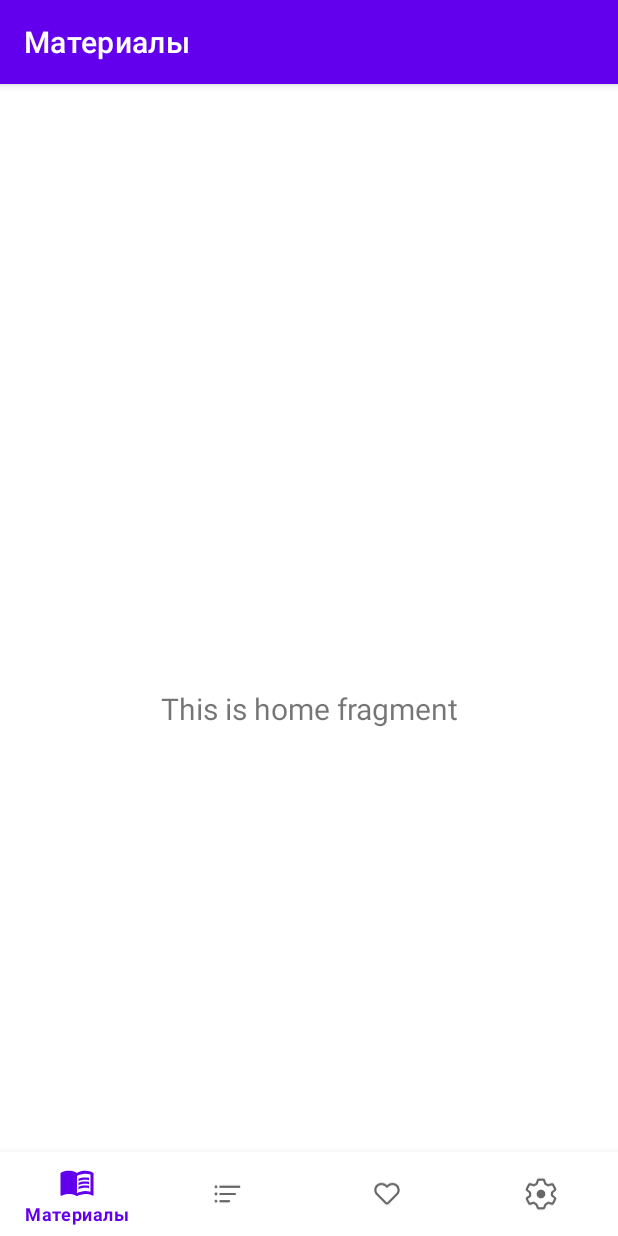
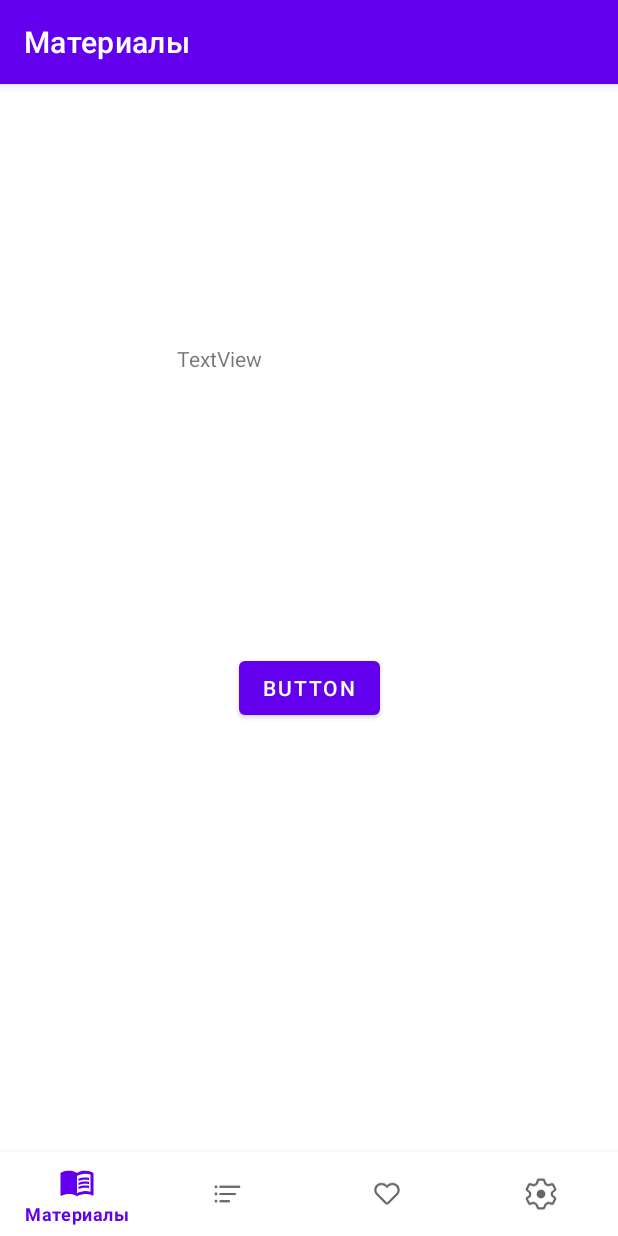
Before and after one commit to qumeb/engexam, an Android app: the screen it shows after launch (MainActivity), on a phone screen of 412 x 824 dp. Run offline under Robolectric (Android 15) with nearby library versions, the phone set to English and light mode, and no system bars; our stand-ins replace navigation-ui.

Commit message:
add HttpHandler

```diff
--- a/app/build.gradle.kts
+++ b/app/build.gradle.kts
@@ -4,12 +4,12 @@ plugins {
 
 android {
     namespace = "com.example.engexam"
-    compileSdk = 33
+    compileSdk = 34
 
     defaultConfig {
         applicationId = "com.example.engexam"
         minSdk = 24
-        targetSdk = 33
+        targetSdk = 34
         versionCode = 1
         versionName = "1.0"
 
@@ -32,6 +32,8 @@ android {
 }
 
 dependencies {
+    implementation("com.squareup.okhttp3:okhttp:4.10.0")
+    implementation("com.squareup.okhttp3:logging-interceptor:4.10.0")
 
     implementation("androidx.appcompat:appcompat:1.6.1")
     implementation("com.google.android.material:material:1.10.0")
--- a/app/src/main/AndroidManifest.xml
+++ b/app/src/main/AndroidManifest.xml
@@ -1,7 +1,7 @@
 <?xml version="1.0" encoding="utf-8"?>
 <manifest xmlns:android="http://schemas.android.com/apk/res/android"
     xmlns:tools="http://schemas.android.com/tools">
-
+    <uses-permission android:name="android.permission.INTERNET"/>
     <application
         android:allowBackup="true"
         android:dataExtractionRules="@xml/data_extraction_rules"
--- a/app/src/main/java/com/example/engexam/MainActivity.java
+++ b/app/src/main/java/com/example/engexam/MainActivity.java
@@ -1,6 +1,9 @@
 package com.example.engexam;
 
 import android.os.Bundle;
+import android.view.View;
+import android.widget.Button;
+import android.widget.TextView;
 
 import com.google.android.material.bottomnavigation.BottomNavigationView;
 
@@ -11,6 +14,14 @@ import androidx.navigation.ui.AppBarConfiguration;
 import androidx.navigation.ui.NavigationUI;
 
 import com.example.engexam.databinding.ActivityMainBinding;
+import com.example.engexam.HttpHandler;
+
+import org.json.JSONException;
+import org.json.JSONObject;
+
+import java.util.concurrent.ExecutionException;
+
+import okhttp3.OkHttpClient;
 
 public class MainActivity extends AppCompatActivity {
 
@@ -32,6 +43,24 @@ public class MainActivity extends AppCompatActivity {
         NavController navController = Navigation.findNavController(this, R.id.nav_host_fragment_activity_main);
         NavigationUI.setupActionBarWithNavController(this, navController, appBarConfiguration);
         NavigationUI.setupWithNavController(binding.navView, navController);
+
+        TextView text = findViewById(R.id.textView);
+        Button button = findViewById(R.id.button);
+
+        button.setOnClickListener(new View.OnClickListener() {
+            @Override
+            public void onClick(View v) {
+                HttpHandler handler = new HttpHandler();
+                handler.execute("https://fakestoreapi.com", "/products/1");
+
+                try {
+                    text.setText(handler.get().getString("title"));
+                } catch (ExecutionException | InterruptedException | JSONException e) {
+                    throw new RuntimeException(e);
+                }
+            }
+        });
     }
 
+
 }
--- a/app/src/main/java/com/example/engexam/ui/home/HomeFragment.java
+++ b/app/src/main/java/com/example/engexam/ui/home/HomeFragment.java
@@ -24,8 +24,7 @@ public class HomeFragment extends Fragment {
         binding = FragmentHomeBinding.inflate(inflater, container, false);
         View root = binding.getRoot();
 
-        final TextView textView = binding.textHome;
-        homeViewModel.getText().observe(getViewLifecycleOwner(), textView::setText);
+
         return root;
     }
 
--- a/app/src/main/res/layout/fragment_home.xml
+++ b/app/src/main/res/layout/fragment_home.xml
@@ -7,16 +7,25 @@
     tools:context=".ui.home.HomeFragment">
 
     <TextView
-        android:id="@+id/text_home"
-        android:layout_width="match_parent"
-        android:layout_height="wrap_content"
-        android:layout_marginStart="8dp"
-        android:layout_marginTop="8dp"
-        android:layout_marginEnd="8dp"
-        android:textAlignment="center"
-        android:textSize="20sp"
-        app:layout_constraintBottom_toBottomOf="parent"
+        android:id="@+id/textView"
+        android:layout_width="176dp"
+        android:layout_height="0dp"
+        android:layout_marginTop="117dp"
+        android:layout_marginBottom="27dp"
+        android:text="TextView"
+        app:layout_constraintBottom_toTopOf="@+id/button"
         app:layout_constraintEnd_toEndOf="parent"
         app:layout_constraintStart_toStartOf="parent"
         app:layout_constraintTop_toTopOf="parent" />
+
+    <Button
+        android:id="@+id/button"
+        android:layout_width="wrap_content"
+        android:layout_height="wrap_content"
+        android:layout_marginStart="41dp"
+        android:layout_marginBottom="341dp"
+        android:text="Button"
+        app:layout_constraintBottom_toBottomOf="parent"
+        app:layout_constraintStart_toStartOf="@+id/textView"
+        app:layout_constraintTop_toBottomOf="@+id/textView" />
 </androidx.constraintlayout.widget.ConstraintLayout>
```
Also changed, not shown: app/src/main/java/com/example/engexam/HttpHandler.java (added, +36 -0 lines).
